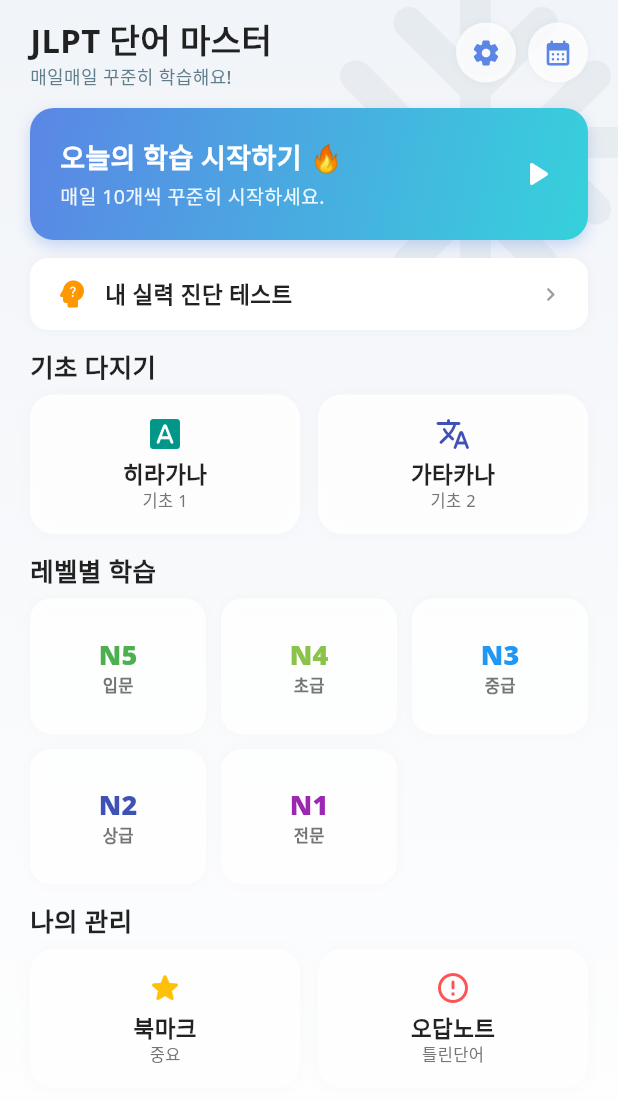
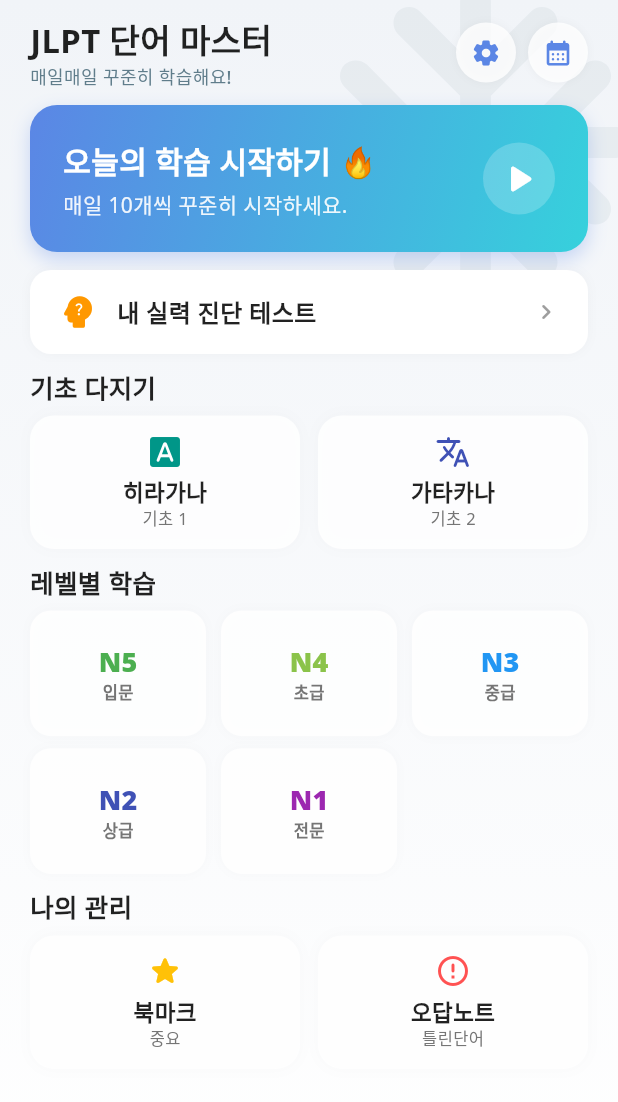
Before and after one commit to Teachsue/my_Voca_JLPT, a Flutter app: the screen it shows after launch, on a phone screen of 412 x 824 dp. Shown: the top 1102 px of the screen. Run offline on Flutter 3.47's test engine with Material 3 defaults, Android fonts, the phone set to English and light mode, and no system bars; our stand-ins replace google_fonts, hive, hive_flutter, table_calendar; accounts and stored records are empty.

Commit message:
Fix_Main_UI

```diff
--- a/lib/main.dart
+++ b/lib/main.dart
@@ -9,12 +9,8 @@
 
 void main() async {
   WidgetsFlutterBinding.ensureInitialized();
-
-  // 1. Hive 초기화 및 박스 열기 보장
   await DatabaseService.init();
-
   await initializeDateFormatting('ko_KR', null);
-
   await SystemChrome.setPreferredOrientations([
     DeviceOrientation.portraitUp,
     DeviceOrientation.portraitDown,
@@ -22,7 +18,6 @@
 
   runApp(const MyApp());
 
-  // 데이터 로딩은 백그라운드에서 진행
   Future.microtask(() async {
     for (int i = 1; i <= 5; i++) {
       await DatabaseService.loadJsonToHive(i);
@@ -37,24 +32,25 @@
 
   @override
   Widget build(BuildContext context) {
-    // 세션 박스를 미리 참조
     final sessionBox = Hive.box(DatabaseService.sessionBoxName);
 
-    return ValueListenableBuilder(
-      valueListenable: sessionBox.listenable(keys: ['dark_mode']),
-      builder: (context, Box box, _) {
+    return ValueListenableBuilder<Box>(
+      valueListenable: sessionBox.listenable(keys: ['dark_mode', 'app_theme']),
+      builder: (context, box, _) {
         final bool isDarkMode = box.get('dark_mode', defaultValue: false);
+        final String appTheme = box.get('app_theme', defaultValue: 'auto');
 
         return MaterialApp(
           title: 'JLPT 단어장',
           debugShowCheckedModeBanner: false,
           theme: ThemeData(
             useMaterial3: true,
+            // 모든 표면 색상을 투명하게 하여 배경 딜레이 원천 차단
             colorScheme: ColorScheme.fromSeed(
               seedColor: const Color(0xFF5B86E5),
               brightness: isDarkMode ? Brightness.dark : Brightness.light,
+              surface: Colors.transparent, // 표면 투명화
             ),
-            // Theme.of(context) 대신 정적 텍스트 테마 사용
             textTheme: GoogleFonts.notoSansTextTheme(
               isDarkMode ? ThemeData.dark().textTheme : ThemeData.light().textTheme,
             ).apply(
@@ -63,25 +59,28 @@
             ),
             scaffoldBackgroundColor: Colors.transparent,
             canvasColor: Colors.transparent,
-            appBarTheme: AppBarTheme(
+            appBarTheme: const AppBarTheme(
               backgroundColor: Colors.transparent,
               elevation: 0,
               centerTitle: true,
-              iconTheme: IconThemeData(color: isDarkMode ? Colors.white : Colors.black87),
-              titleTextStyle: TextStyle(
-                color: isDarkMode ? Colors.white : Colors.black87,
-                fontSize: 18,
-                fontWeight: FontWeight.bold,
-              ),
+              surfaceTintColor: Colors.transparent,
             ),
             cardTheme: CardThemeData(
-              color: isDarkMode ? Colors.white.withOpacity(0.1) : Colors.white,
+              color: isDarkMode ? Colors.white.withOpacity(0.1) : Colors.white.withOpacity(0.9),
               elevation: 0,
               shape: RoundedRectangleBorder(borderRadius: BorderRadius.circular(16)),
             ),
           ),
           builder: (context, child) {
-            return SeasonalBackground(child: child!);
+            // 배경이 항상 Navigator보다 먼저 존재하도록 Stack 구조 보장
+            return SeasonalBackground(
+              isDarkMode: isDarkMode,
+              appTheme: appTheme,
+              child: Material(
+                color: Colors.transparent, // 기본 배경 제거
+                child: child!,
+              ),
+            );
           },
           home: const HomePage(),
         );
--- a/lib/view/home_page.dart
+++ b/lib/view/home_page.dart
@@ -30,7 +30,6 @@
     final todayStr = DateFormat('yyyy-MM-dd').format(DateTime.now());
     final isCompletedKey = 'todays_words_completed_$todayStr';
     final bool isDarkMode = Theme.of(context).brightness == Brightness.dark;
-    final Color textColor = isDarkMode ? Colors.white : Colors.black87;
     final Color subTextColor = isDarkMode ? Colors.white70 : Colors.blueGrey;
 
     return Scaffold(
@@ -76,9 +75,9 @@
                   ],
                 ),
 
-                const SizedBox(height: 12),
+                const SizedBox(height: 10),
 
-                // 2. 오늘의 학습 배너
+                // 2. 오늘의 학습 배너 (사이즈 확대)
                 ValueListenableBuilder(
                   valueListenable: Hive.box(DatabaseService.sessionBoxName).listenable(keys: [isCompletedKey]),
                   builder: (context, box, child) {
@@ -104,7 +103,7 @@
                       },
                       child: Container(
                         width: double.infinity,
-                        padding: const EdgeInsets.symmetric(horizontal: 20, vertical: 20),
+                        padding: const EdgeInsets.symmetric(horizontal: 22, vertical: 22), // 패딩 확대
                         decoration: BoxDecoration(
                           gradient: LinearGradient(
                             colors: isCompleted
@@ -113,12 +112,12 @@
                             begin: Alignment.topLeft,
                             end: Alignment.bottomRight,
                           ),
-                          borderRadius: BorderRadius.circular(16),
+                          borderRadius: BorderRadius.circular(18),
                           boxShadow: [
                             BoxShadow(
                               color: isCompleted ? Colors.black26 : const Color(0xFF5B86E5).withOpacity(0.3),
-                              blurRadius: 8,
-                              offset: const Offset(0, 4),
+                              blurRadius: 10,
+                              offset: const Offset(0, 5),
                             )
                           ],
                         ),
@@ -130,17 +129,21 @@
                                 children: [
                                   Text(
                                     isCompleted ? '오늘의 학습 완료! ✅' : '오늘의 학습 시작하기 🔥',
-                                    style: const TextStyle(color: Colors.white, fontSize: 18, fontWeight: FontWeight.bold),
+                                    style: const TextStyle(color: Colors.white, fontSize: 20, fontWeight: FontWeight.bold), // 폰트 확대
                                   ),
-                                  const SizedBox(height: 2),
+                                  const SizedBox(height: 4),
                                   Text(
                                     isCompleted ? "복습으로 실력을 다지세요." : "매일 10개씩 꾸준히 시작하세요.",
-                                    style: TextStyle(color: Colors.white.withOpacity(0.9), fontSize: 13),
+                                    style: TextStyle(color: Colors.white.withOpacity(0.9), fontSize: 14), // 폰트 확대
                                   ),
                                 ],
                               ),
                             ),
-                            const Icon(Icons.play_arrow_rounded, color: Colors.white, size: 28),
+                            Container(
+                              padding: const EdgeInsets.all(8),
+                              decoration: BoxDecoration(color: Colors.white.withOpacity(0.2), shape: BoxShape.circle),
+                              child: const Icon(Icons.play_arrow_rounded, color: Colors.white, size: 32), // 아이콘 확대
+                            ),
                           ],
                         ),
                       ),
@@ -150,7 +153,7 @@
 
                 const SizedBox(height: 12),
 
-                // 3. 실력 테스트
+                // 3. 추천 레벨 (크기 유지)
                 ValueListenableBuilder(
                   valueListenable: Hive.box(DatabaseService.sessionBoxName).listenable(keys: ['recommended_level']),
                   builder: (context, box, child) {
@@ -168,10 +171,10 @@
                       },
                       child: Container(
                         width: double.infinity,
-                        padding: const EdgeInsets.symmetric(horizontal: 16, vertical: 12),
+                        padding: const EdgeInsets.symmetric(horizontal: 18, vertical: 14), // 살짝 축소하여 배너 공간 확보
                         decoration: BoxDecoration(
                           color: isDarkMode ? Colors.white.withOpacity(0.1) : (hasResult ? const Color(0xFFF0F7FF) : Colors.white),
-                          borderRadius: BorderRadius.circular(12),
+                          borderRadius: BorderRadius.circular(14),
                           boxShadow: isDarkMode ? [] : [BoxShadow(color: Colors.black.withOpacity(0.03), blurRadius: 6)],
                         ),
                         child: Row(
@@ -179,16 +182,16 @@
                             Icon(
                               hasResult ? Icons.workspace_premium_rounded : Icons.psychology_alt_rounded,
                               color: hasResult ? const Color(0xFF5B86E5) : Colors.orange,
-                              size: 24,
+                              size: 28,
                             ),
-                            const SizedBox(width: 10),
+                            const SizedBox(width: 12),
                             Expanded(
                               child: Text(
                                 hasResult ? "추천 레벨: $recommendedLevel" : "내 실력 진단 테스트",
-                                style: const TextStyle(fontSize: 15, fontWeight: FontWeight.bold),
+                                style: const TextStyle(fontSize: 16, fontWeight: FontWeight.bold),
                               ),
                             ),
-                            const Icon(Icons.chevron_right_rounded, color: Colors.grey, size: 18),
+                            const Icon(Icons.chevron_right_rounded, color: Colors.grey, size: 20),
                           ],
                         ),
                       ),
@@ -196,7 +199,7 @@
                   },
                 ),
 
-                const SizedBox(height: 12),
+                const SizedBox(height: 10), // 간격 축소
 
                 // 4. 기초 다지기
                 const Text("기초 다지기", style: TextStyle(fontSize: 17, fontWeight: FontWeight.bold)),
@@ -209,7 +212,7 @@
                   ],
                 ),
 
-                const SizedBox(height: 12),
+                const SizedBox(height: 10), // 간격 축소
 
                 // 5. 레벨별 학습
                 const Text("레벨별 학습", style: TextStyle(fontSize: 17, fontWeight: FontWeight.bold)),
@@ -218,9 +221,9 @@
                   shrinkWrap: true,
                   physics: const NeverScrollableScrollPhysics(),
                   crossAxisCount: 3,
-                  mainAxisSpacing: 10,
+                  mainAxisSpacing: 8, // 간격 축소
                   crossAxisSpacing: 10,
-                  childAspectRatio: 1.3,
+                  childAspectRatio: 1.4, // 높이 추가 절약
                   children: [
                     _buildLevelCard(context, 'N5', '입문', Colors.green, isDarkMode),
                     _buildLevelCard(context, 'N4', '초급', Colors.lightGreen, isDarkMode),
@@ -230,7 +233,7 @@
                   ],
                 ),
 
-                const SizedBox(height: 12),
+                const SizedBox(height: 10), // 간격 축소
 
                 // 6. 나의 관리
                 const Text("나의 관리", style: TextStyle(fontSize: 17, fontWeight: FontWeight.bold)),
@@ -286,11 +289,11 @@
     return GestureDetector(
       onTap: onTap,
       child: Container(
-        padding: const EdgeInsets.symmetric(vertical: 14, horizontal: 8),
+        padding: const EdgeInsets.symmetric(vertical: 12, horizontal: 8), // 살짝 축소
         decoration: BoxDecoration(
           color: isDarkMode ? Colors.white.withOpacity(0.1) : Colors.white.withOpacity(0.85),
           borderRadius: BorderRadius.circular(16),
-          boxShadow: isDarkMode ? [] : [BoxShadow(color: Colors.black.withOpacity(0.02), blurRadius: 8)],
+          boxShadow: [BoxShadow(color: Colors.black.withOpacity(0.02), blurRadius: 8)],
         ),
         child: Column(
           children: [
--- a/lib/view/seasonal_background.dart
+++ b/lib/view/seasonal_background.dart
@@ -1,25 +1,28 @@
 import 'package:flutter/material.dart';
-import 'package:hive_flutter/hive_flutter.dart';
-import '../service/database_service.dart';
 
 class SeasonalBackground extends StatelessWidget {
   final Widget child;
+  final bool isDarkMode;
+  final String appTheme;
 
-  const SeasonalBackground({super.key, required this.child});
+  const SeasonalBackground({
+    super.key,
+    required this.child,
+    required this.isDarkMode,
+    required this.appTheme
+  });
 
-  Map<String, dynamic> _getSeasonalTheme(String? preferredTheme, bool isDarkMode) {
-    // 다크 모드일 때의 기본 색상 정의
+  Map<String, dynamic> _getSeasonalTheme() {
     if (isDarkMode) {
       return {
-        'colors': [const Color(0xFF1A1C2C), const Color(0xFF2D3436)], // 심야 테마: 깊은 네이비
+        'colors': [const Color(0xFF1A1C2C), const Color(0xFF2D3436)],
         'icon': Icons.nights_stay_rounded,
         'iconColor': Colors.white.withOpacity(0.05),
       };
     }
 
     int month = DateTime.now().month;
-    String target = preferredTheme ?? 'auto';
-
+    String target = appTheme;
     if (target == 'auto') {
       if (month >= 3 && month <= 5) target = 'spring';
       else if (month >= 6 && month <= 8) target = 'summer';
@@ -58,16 +61,11 @@
 
   @override
   Widget build(BuildContext context) {
-    final sessionBox = Hive.box(DatabaseService.sessionBoxName);
+    final theme = _getSeasonalTheme();
 
-    return ValueListenableBuilder(
-      valueListenable: sessionBox.listenable(keys: ['app_theme', 'dark_mode']),
-      builder: (context, box, _) {
-        final bool isDarkMode = box.get('dark_mode', defaultValue: false);
-        final theme = _getSeasonalTheme(box.get('app_theme'), isDarkMode);
-
-        return Material(
-          child: Container(
+    return Container(
+      width: double.infinity,
+      height: double.infinity,
       decoration: BoxDecoration(
         gradient: LinearGradient(
           colors: theme['colors'],
@@ -77,17 +75,16 @@
       ),
       child: Stack(
         children: [
+          // 배경 아이콘은 항상 고정
           Positioned(
             top: -30,
             right: -30,
             child: Icon(theme['icon'], size: 250, color: theme['iconColor']),
           ),
+          // 이 위에 실제 페이지가 올라감
           child,
         ],
       ),
-          ),
-        );
-      },
     );
   }
 }
```
Lines whose indentation alone changed are shown as unchanged.
